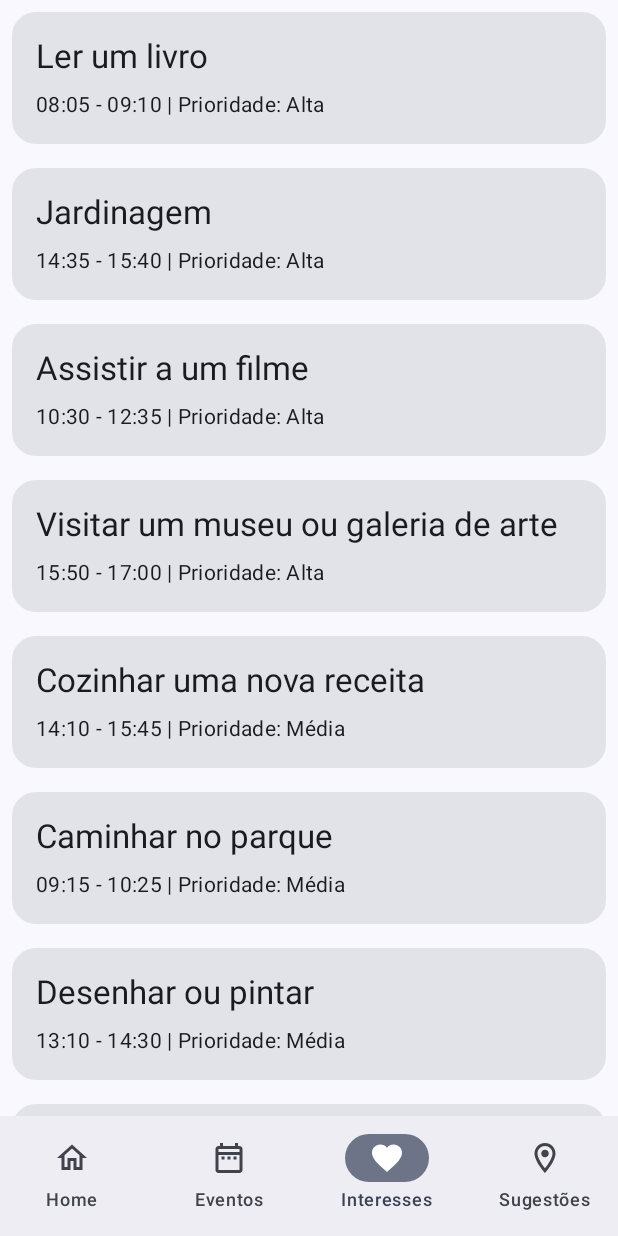
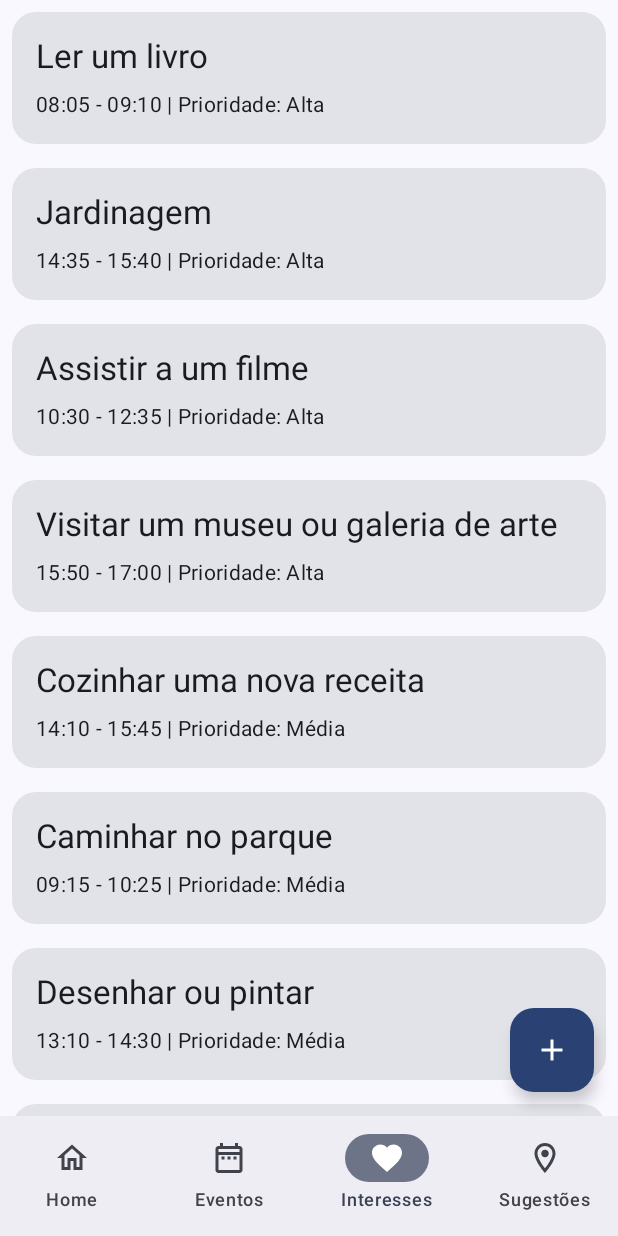
Before and after one commit to raulresendedev/startup-one-mobile, an Android app built with Jetpack Compose: the EventosScreen screen opened through its navigation route, item 3 of the bottom bar chosen, on a phone screen of 412 x 824 dp. Run offline under Robolectric (Android 15) with nearby library versions, the phone set to English and light mode, and no system bars; 3 statements that could not run were skipped.

Commit message:
adicionando action buttons

```diff
--- a/app/build.gradle
+++ b/app/build.gradle
@@ -58,6 +58,7 @@ dependencies {
     implementation 'androidx.compose.ui:ui-tooling-preview'
     implementation 'androidx.compose.material3:material3'
     implementation 'androidx.core:core-ktx:1.12.0'
+    implementation 'com.google.android.material:material:1.5.0'
     testImplementation 'junit:junit:4.13.2'
     androidTestImplementation 'androidx.test.ext:junit:1.1.5'
     androidTestImplementation 'androidx.test.espresso:espresso-core:3.5.1'
--- a/app/src/main/java/br/com/fiap/startupone/components/ListM3.kt
+++ b/app/src/main/java/br/com/fiap/startupone/components/ListM3.kt
@@ -1,18 +1,24 @@
 package br.com.fiap.startupone.components
 
 import androidx.compose.foundation.background
+import androidx.compose.foundation.layout.Box
 import androidx.compose.foundation.layout.fillMaxHeight
 import androidx.compose.foundation.layout.fillMaxSize
 import androidx.compose.foundation.layout.fillMaxWidth
 import androidx.compose.foundation.layout.padding
 import androidx.compose.foundation.lazy.LazyColumn
 import androidx.compose.foundation.lazy.items
+import androidx.compose.material.icons.Icons
+import androidx.compose.material.icons.filled.Add
 import androidx.compose.material3.Divider
 import androidx.compose.material3.ExperimentalMaterial3Api
+import androidx.compose.material3.FloatingActionButton
+import androidx.compose.material3.Icon
 import androidx.compose.material3.ListItem
 import androidx.compose.material3.MaterialTheme
 import androidx.compose.material3.Text
 import androidx.compose.runtime.Composable
+import androidx.compose.ui.Alignment
 import androidx.compose.ui.Modifier
 import androidx.compose.ui.unit.dp
 import androidx.compose.ui.unit.sp
@@ -74,4 +80,18 @@ fun ListEventos() {
             }
         }
     }
+    Box(
+        modifier = Modifier
+            .fillMaxSize()
+    ) {
+        FloatingActionButton(
+            onClick = { /* adicionar evento */ },
+            modifier = Modifier
+                .align(Alignment.BottomEnd)
+                .padding(16.dp),
+            containerColor = MaterialTheme.colorScheme.primary
+        ) {
+            Icon(Icons.Filled.Add, contentDescription = "Localized description")
+        }
+    }
 }
--- a/app/src/main/java/br/com/fiap/startupone/screens/EventosScreen.kt
+++ b/app/src/main/java/br/com/fiap/startupone/screens/EventosScreen.kt
@@ -6,7 +6,6 @@ import androidx.compose.foundation.layout.fillMaxSize
 import androidx.compose.material3.MaterialTheme
 import androidx.compose.runtime.Composable
 import androidx.compose.ui.Modifier
-import androidx.compose.ui.graphics.Color
 import br.com.fiap.startupone.components.ListEventos
 
 @Composable
--- a/app/src/main/java/br/com/fiap/startupone/screens/InteressesScreen.kt
+++ b/app/src/main/java/br/com/fiap/startupone/screens/InteressesScreen.kt
@@ -8,9 +8,14 @@ import androidx.compose.foundation.layout.fillMaxWidth
 import androidx.compose.foundation.layout.padding
 import androidx.compose.foundation.rememberScrollState
 import androidx.compose.foundation.verticalScroll
+import androidx.compose.material.icons.Icons
+import androidx.compose.material.icons.filled.Add
 import androidx.compose.material3.Card
+import androidx.compose.material3.FloatingActionButton
+import androidx.compose.material3.Icon
 import androidx.compose.material3.MaterialTheme
 import androidx.compose.runtime.Composable
+import androidx.compose.ui.Alignment
 import androidx.compose.ui.Modifier
 import androidx.compose.ui.draw.clip
 import androidx.compose.ui.graphics.Color
@@ -54,6 +59,15 @@ fun InteressesScreen(){
                 )
             }
         }
+        FloatingActionButton(
+            onClick = { /* adicionar interesses */ },
+            modifier = Modifier
+                .align(Alignment.BottomEnd)
+                .padding(16.dp),
+            containerColor = MaterialTheme.colorScheme.primary
+        ) {
+            Icon(Icons.Filled.Add, contentDescription = "Localized description")
+        }
     }
 }
 
```
